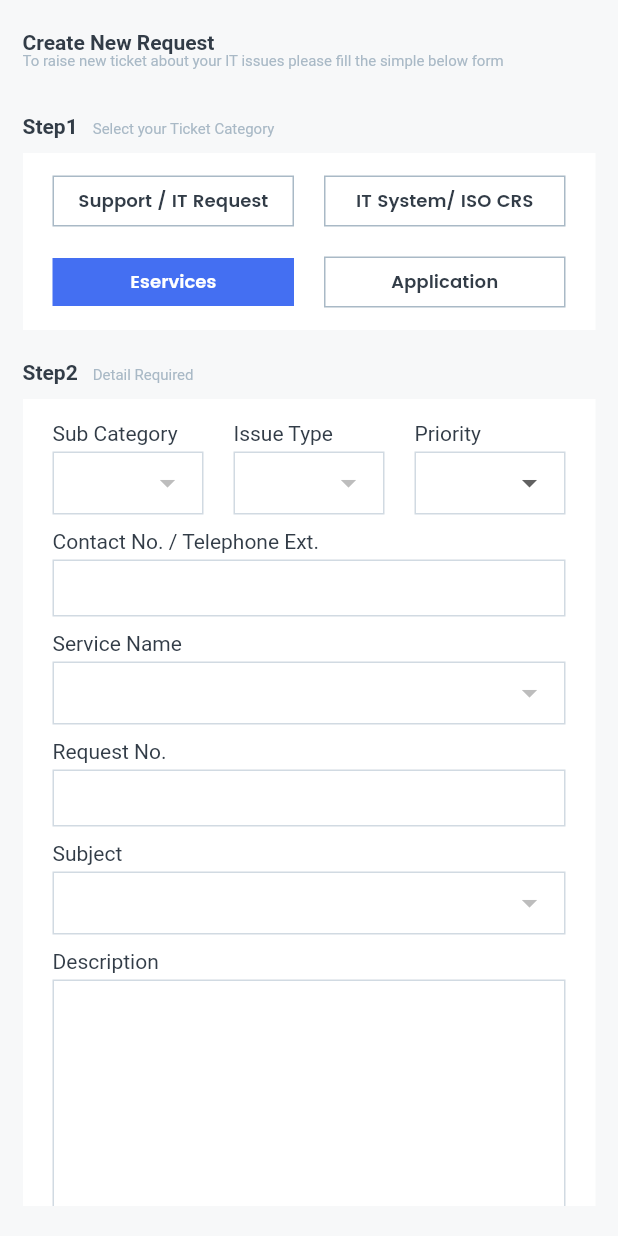
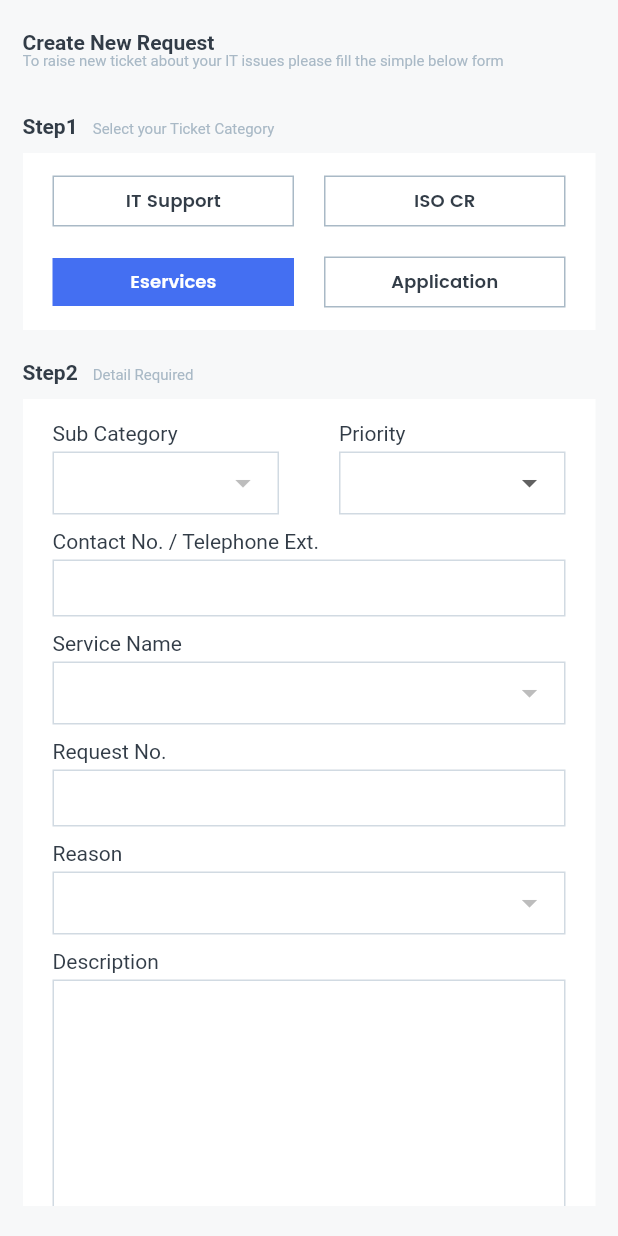
Before and after one commit to sudheerkumar-sgd/ithelpdesk, a Flutter app: the CreateNewRequest screen opened directly, after a tap on "Eservices", on a phone screen of 412 x 824 dp. Run offline on Flutter 3.47's test engine with Material 3 defaults, Android fonts, the phone set to English and light mode, and no system bars; our stand-ins replace connectivity_plus, dartz, device_info_plus, dio, equatable, file_picker and 17 more; missing offline and left inert: animated_sidebar, encrypt, file_saver, flutter_app_badger, flutter_phone_direct_caller, map_launcher and 1 more; accounts and stored records are empty; generated files the repository leaves out were written again; network calls fail.

```diff
--- a/lib/presentation/requests/create_new_request.dart
+++ b/lib/presentation/requests/create_new_request.dart
@@ -4,6 +4,7 @@ import 'package:flutter_bloc/flutter_bloc.dart';
 import 'package:ithelpdesk/core/common/common_utils.dart';
 import 'package:ithelpdesk/core/extensions/build_context_extension.dart';
 import 'package:ithelpdesk/core/extensions/text_style_extension.dart';
+import 'package:ithelpdesk/domain/entities/master_data_entities.dart';
 import 'package:ithelpdesk/injection_container.dart';
 import 'package:ithelpdesk/presentation/bloc/master_data/master_data_bloc.dart';
 import 'package:ithelpdesk/presentation/common_widgets/action_button_widget.dart';
@@ -25,7 +26,8 @@ class CreateNewRequest extends BaseScreenWidget {
 
   CreateNewRequest({super.key});
   final ValueNotifier _ticketCategory = ValueNotifier(-1);
-  final ValueNotifier _subjectChanged = ValueNotifier(null);
+  final ValueNotifier _subCategoryValue = ValueNotifier(-1);
+  final ValueNotifier _reasonChanged = ValueNotifier(null);
   final MasterDataBloc _masterDataBloc = sl<MasterDataBloc>();
 
   @override
@@ -210,33 +212,36 @@ class CreateNewRequest extends BaseScreenWidget {
                                               borderRadius: 0,
                                               fillColor:
                                                   resources.color.colorWhite,
+                                              callback: (p0) {
+                                                _subCategoryValue.value =
+                                                    (p0 as SubCategoryEntity)
+                                                        .id;
+                                              },
                                             );
                                           })),
                                   SizedBox(
-                                    width: value == 2
-                                        ? resources.dimen.dp20
-                                        : resources.dimen.dp40,
+                                    width: resources.dimen.dp40,
                                   ),
-                                  if (value == 2) ...[
-                                    Expanded(
-                                        child: FutureBuilder(
-                                            future: _masterDataBloc
-                                                .getEservices(requestParams: {
-                                              'departmentID': 1
-                                            }),
-                                            builder: (context, snapShot) {
-                                              return DropDownWidget(
-                                                list:
-                                                    snapShot.data?.items ?? [],
-                                                labelText:
-                                                    resources.string.issueType,
-                                                borderRadius: 0,
-                                                fillColor:
-                                                    resources.color.colorWhite,
-                                              );
-                                            })),
-                                    SizedBox(width: resources.dimen.dp20),
-                                  ],
+                                  // if (value == 2) ...[
+                                  //   Expanded(
+                                  //       child: FutureBuilder(
+                                  //           future: _masterDataBloc
+                                  //               .getEservices(requestParams: {
+                                  //             'departmentID': 1
+                                  //           }),
+                                  //           builder: (context, snapShot) {
+                                  //             return DropDownWidget(
+                                  //               list:
+                                  //                   snapShot.data?.items ?? [],
+                                  //               labelText:
+                                  //                   resources.string.issueType,
+                                  //               borderRadius: 0,
+                                  //               fillColor:
+                                  //                   resources.color.colorWhite,
+                                  //             );
+                                  //           })),
+                                  //   SizedBox(width: resources.dimen.dp20),
+                                  // ],
                                   Expanded(
                                       child: DropDownWidget(
                                     list: const ['High', 'Medium', 'Low'],
@@ -290,22 +295,28 @@ class CreateNewRequest extends BaseScreenWidget {
                                   height: resources.dimen.dp10,
                                 ),
                               ],
-                              FutureBuilder(
+                              ValueListenableBuilder(
+                                  valueListenable: _subCategoryValue,
+                                  builder: (context, value, child) {
+                                    return FutureBuilder(
                                         future: _masterDataBloc.getReasons(
                                             requestParams: {
-                                        'categoryID': 3,
-                                        'subCategoryID': 1
+                                              'categoryID':
+                                                  _ticketCategory.value + 1,
+                                              'subCategoryID': value
                                             }),
                                         builder: (context, snapShot) {
                                           return DropDownWidget(
                                             list: snapShot.data?.items ?? [],
-                                      labelText: resources.string.subject,
+                                            labelText: resources.string.reason,
                                             borderRadius: 0,
-                                      fillColor: resources.color.colorWhite,
+                                            fillColor:
+                                                resources.color.colorWhite,
                                           );
+                                        });
                                   }),
                               ValueListenableBuilder(
-                                  valueListenable: _subjectChanged,
+                                  valueListenable: _reasonChanged,
                                   builder: (context, value, child) {
                                     return value == 'other'
                                         ? Padding(
--- a/lib/res/strings/strings_en.arb
+++ b/lib/res/strings/strings_en.arb
@@ -46,8 +46,8 @@
     "step1Des":"Select your Ticket Category",
     "step2Des":"Detail Required",
     "step3Des":"Supported Document",
-    "supportITRequest":"Support / IT Request",
-    "itISOCRS":"IT System/ ISO CRS",
+    "supportITRequest":"IT Support",
+    "itISOCRS":"ISO CR",
     "eservices":"Eservices",
     "system":"System",
     "application":"Application",
@@ -90,6 +90,7 @@
     "managerName":"Manager Name",
     "yearOfService":"Year of Service",
     "telephoneExt":"Telephone Ext",
-    "home":"Home"
+    "home":"Home",
+    "reason":"Reason"
 
 }
--- a/pubspec.yaml
+++ b/pubspec.yaml
@@ -130,6 +130,8 @@ flutter:
      - assets/images/ic_message.svg
      - assets/images/ic_view.svg
      - assets/images/ic_delete.svg
+     - assets/images/ic_lang_en.svg
+     - assets/images/ic_lang_ar.svg
 
   # An image asset can refer to one or more resolution-specific "variants", see
   # https://flutter.dev/assets-and-images/#resolution-aware
```
Also changed, not shown: lib/presentation/common_widgets/report_list_widget.dart (+11 -4 lines), lib/presentation/common_widgets/search_user_app_bar.dart (+13 -0 lines), lib/presentation/home/user_home_screen.dart (+6 -4 lines), assets/images/ic_lang_ar.svg (added), assets/images/ic_lang_en.svg (added). Lines whose indentation alone changed are shown as unchanged.
